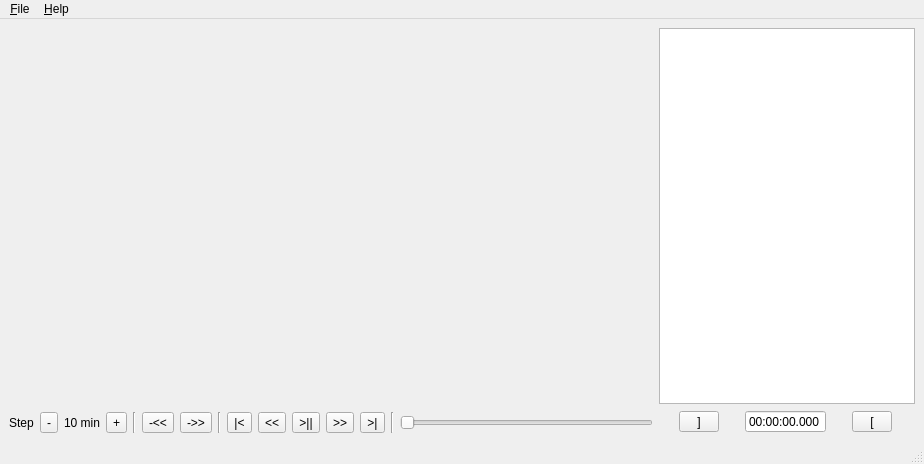
First picture: the form in edleditui.ui, repository sbidoul/edledit, before the edit.
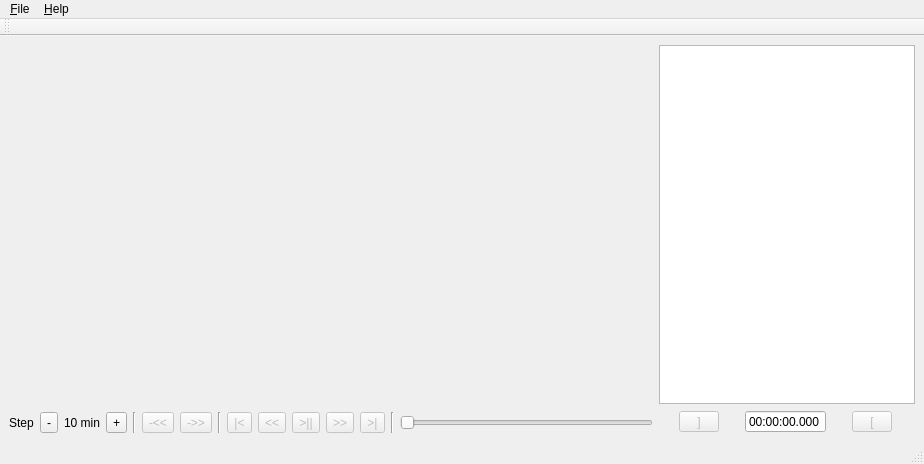
Second picture: the form after the edit. Custom widgets are drawn as their Qt base class.

Patch:
```diff
--- a/edleditui.ui
+++ b/edleditui.ui
@@ -93,6 +93,9 @@
         </item>
         <item>
          <widget class="QToolButton" name="btSmartStepBackward">
+          <property name="enabled">
+           <bool>false</bool>
+          </property>
           <property name="text">
            <string>-&lt;&lt;</string>
           </property>
@@ -100,6 +103,9 @@
         </item>
         <item>
          <widget class="QToolButton" name="btSmartStepForward">
+          <property name="enabled">
+           <bool>false</bool>
+          </property>
           <property name="text">
            <string>-&gt;&gt;</string>
           </property>
@@ -114,6 +120,9 @@
         </item>
         <item>
          <widget class="QToolButton" name="btGotoPrevBoundary">
+          <property name="enabled">
+           <bool>false</bool>
+          </property>
           <property name="text">
            <string>|&lt;</string>
           </property>
@@ -124,6 +133,9 @@
         </item>
         <item>
          <widget class="QToolButton" name="btStepBackward">
+          <property name="enabled">
+           <bool>false</bool>
+          </property>
           <property name="text">
            <string>&lt;&lt;</string>
           </property>
@@ -134,6 +146,9 @@
         </item>
         <item>
          <widget class="QToolButton" name="btPlayPause">
+          <property name="enabled">
+           <bool>false</bool>
+          </property>
           <property name="text">
            <string>&gt;||</string>
           </property>
@@ -144,6 +159,9 @@
         </item>
         <item>
          <widget class="QToolButton" name="btStepForward">
+          <property name="enabled">
+           <bool>false</bool>
+          </property>
           <property name="text">
            <string>&gt;&gt;</string>
           </property>
@@ -153,7 +171,10 @@
          </widget>
         </item>
         <item>
-         <widget class="QToolButton" name="btGotoNextBoundary_2">
+         <widget class="QToolButton" name="btGotoNextBoundary">
+          <property name="enabled">
+           <bool>false</bool>
+          </property>
           <property name="text">
            <string>&gt;|</string>
           </property>
@@ -218,6 +239,9 @@
        <layout class="QHBoxLayout" name="horizontalLayout">
         <item>
          <widget class="QToolButton" name="btCutStart">
+          <property name="enabled">
+           <bool>false</bool>
+          </property>
           <property name="minimumSize">
            <size>
             <width>40</width>
@@ -253,6 +277,9 @@
         </item>
         <item>
          <widget class="QToolButton" name="btCutStop">
+          <property name="enabled">
+           <bool>false</bool>
+          </property>
           <property name="minimumSize">
            <size>
             <width>40</width>
@@ -300,6 +327,17 @@
    <addaction name="menu_Help"/>
   </widget>
   <widget class="QStatusBar" name="statusbar"/>
+  <widget class="QToolBar" name="toolBar">
+   <property name="windowTitle">
+    <string>toolBar</string>
+   </property>
+   <attribute name="toolBarArea">
+    <enum>TopToolBarArea</enum>
+   </attribute>
+   <attribute name="toolBarBreak">
+    <bool>false</bool>
+   </attribute>
+  </widget>
   <action name="action_About">
    <property name="text">
     <string>&amp;About...</string>
```
Left out of the diff: 22 changed lines with no effect on the pictures.
